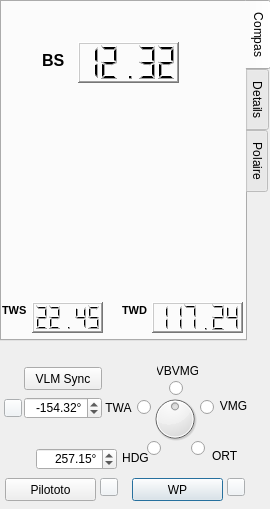
Qt form src/Ui/BoardVlmNew.ui (nohal/qtVlm) before a commit.
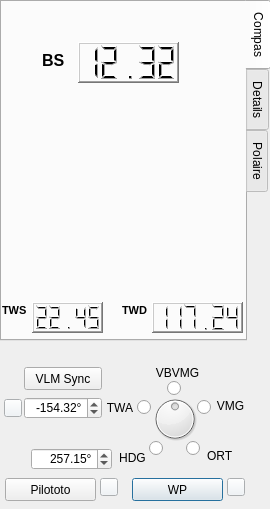
The same form after that commit. Custom widgets are drawn as their Qt base class.

Commit message: Fix some font issues

The edit to the form file:
```diff
--- a/src/Ui/BoardVlmNew.ui
+++ b/src/Ui/BoardVlmNew.ui
@@ -1093,7 +1093,7 @@
    <widget class="QDoubleSpinBox" name="spin_HDG">
     <property name="geometry">
      <rect>
-      <x>36</x>
+      <x>31</x>
       <y>110</y>
       <width>81</width>
       <height>22</height>
@@ -1122,7 +1122,7 @@
      <rect>
       <x>104</x>
       <y>60</y>
-      <width>29</width>
+      <width>32</width>
       <height>20</height>
      </rect>
     </property>
@@ -1164,7 +1164,7 @@
    <widget class="QRadioButton" name="rd_VBVMG">
     <property name="geometry">
      <rect>
-      <x>169</x>
+      <x>167</x>
       <y>42</y>
       <width>16</width>
       <height>17</height>
@@ -1177,9 +1177,9 @@
    <widget class="QLabel" name="lab_VMG">
     <property name="geometry">
      <rect>
-      <x>219</x>
+      <x>214</x>
       <y>60</y>
-      <width>29</width>
+      <width>33</width>
       <height>16</height>
      </rect>
     </property>
@@ -1193,7 +1193,7 @@
    <widget class="QRadioButton" name="rd_ORTHO">
     <property name="geometry">
      <rect>
-      <x>191</x>
+      <x>186</x>
       <y>102</y>
       <width>16</width>
       <height>17</height>
@@ -1206,9 +1206,9 @@
    <widget class="QLabel" name="lab_HDG">
     <property name="geometry">
      <rect>
-      <x>121</x>
+      <x>116</x>
       <y>110</y>
-      <width>29</width>
+      <width>33</width>
       <height>20</height>
      </rect>
     </property>
@@ -1222,7 +1222,7 @@
    <widget class="QRadioButton" name="rd_VMG">
     <property name="geometry">
      <rect>
-      <x>200</x>
+      <x>197</x>
       <y>61</y>
       <width>16</width>
       <height>17</height>
@@ -1235,10 +1235,10 @@
    <widget class="QLabel" name="lab_VBVMG">
     <property name="geometry">
      <rect>
-      <x>157</x>
+      <x>147</x>
       <y>25</y>
-      <width>41</width>
-      <height>16</height>
+      <width>61</width>
+      <height>20</height>
      </rect>
     </property>
     <property name="text">
@@ -1294,9 +1294,9 @@
    <widget class="QLabel" name="lab_ORTHO">
     <property name="geometry">
      <rect>
-      <x>212</x>
+      <x>207</x>
       <y>110</y>
-      <width>31</width>
+      <width>33</width>
       <height>16</height>
      </rect>
     </property>
@@ -1310,7 +1310,7 @@
    <widget class="QRadioButton" name="rd_HDG">
     <property name="geometry">
      <rect>
-      <x>147</x>
+      <x>149</x>
       <y>102</y>
       <width>16</width>
       <height>17</height>
```
The commit also changes 2 other files.
